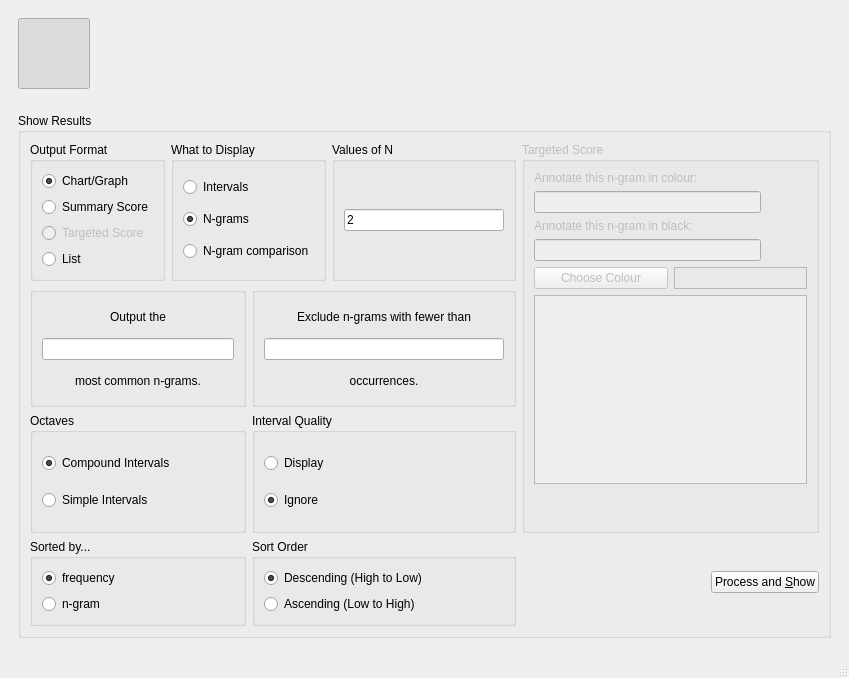
Before: the Qt Designer form gui_files/new_main_window.ui in ELVIS-Project/vis-framework, drawn with Qt 5.
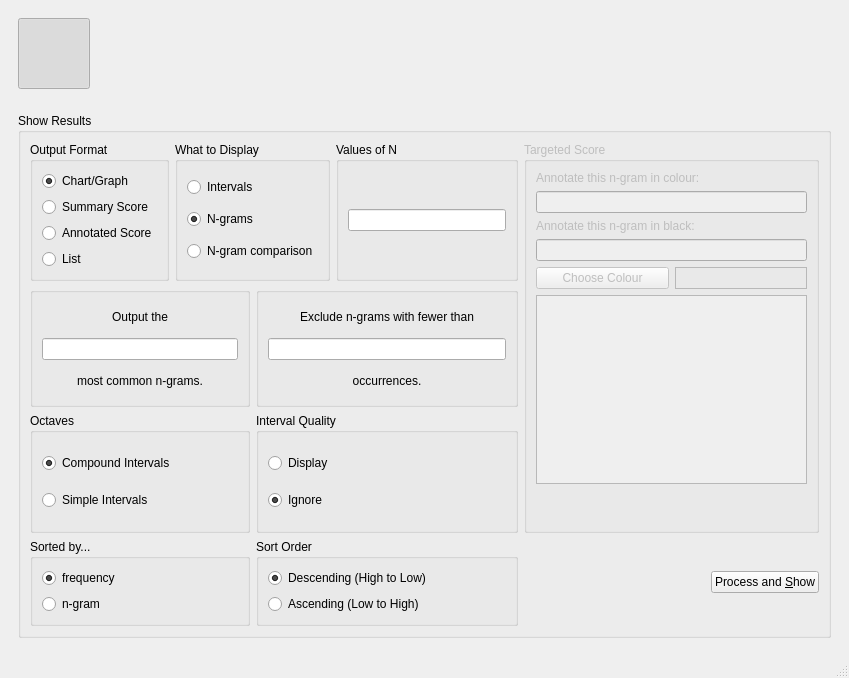
After: the same form once the commit is applied. Icons and pictures are not drawn.

Commit message: "Targeted/Annotated Score" Output mostly Works

Patch:
```diff
--- a/gui_files/new_main_window.ui
+++ b/gui_files/new_main_window.ui
@@ -645,11 +645,8 @@
               </item>
               <item>
                <widget class="QRadioButton" name="rdo_targeted_score">
-                <property name="enabled">
-                 <bool>false</bool>
-                </property>
                 <property name="text">
-                 <string>Targeted Score</string>
+                 <string>Annotated Score</string>
                 </property>
                </widget>
               </item>
@@ -729,11 +726,7 @@
              </property>
              <layout class="QVBoxLayout" name="verticalLayout_12">
               <item>
-               <widget class="QLineEdit" name="line_show_these_ns">
-                <property name="text">
-                 <string>2</string>
-                </property>
-               </widget>
+               <widget class="QLineEdit" name="line_show_these_ns"/>
               </item>
              </layout>
             </widget>
@@ -936,29 +929,11 @@
                </widget>
               </item>
               <item>
-               <layout class="QHBoxLayout" name="horizontalLayout_2">
-                <item>
-                 <widget class="QLineEdit" name="line_ngram_in_colour">
-                  <property name="alignment">
-                   <set>Qt::AlignLeading|Qt::AlignLeft|Qt::AlignVCenter</set>
-                  </property>
-                 </widget>
-                </item>
-                <item>
-                 <widget class="QPushButton" name="btn_ngram_in_colour">
-                  <property name="text">
-                   <string/>
-                  </property>
-                  <property name="icon">
-                   <iconset>
-                    <normaloff>:/icons/icons/list-add.png</normaloff>:/icons/icons/list-add.png</iconset>
-                  </property>
-                  <property name="flat">
-                   <bool>true</bool>
-                  </property>
-                 </widget>
-                </item>
-               </layout>
+               <widget class="QLineEdit" name="line_ngram_in_colour">
+                <property name="alignment">
+                 <set>Qt::AlignLeading|Qt::AlignLeft|Qt::AlignVCenter</set>
+                </property>
+               </widget>
               </item>
               <item>
                <widget class="QLabel" name="label_10">
@@ -971,25 +946,7 @@
                </widget>
               </item>
               <item>
-               <layout class="QHBoxLayout" name="horizontalLayout_5">
-                <item>
-                 <widget class="QLineEdit" name="line_ngram_in_black"/>
-                </item>
-                <item>
-                 <widget class="QPushButton" name="btn_ngram_in_black">
-                  <property name="text">
-                   <string/>
-                  </property>
-                  <property name="icon">
-                   <iconset>
-                    <normaloff>:/icons/icons/list-add.png</normaloff>:/icons/icons/list-add.png</iconset>
-                  </property>
-                  <property name="flat">
-                   <bool>true</bool>
-                  </property>
-                 </widget>
-                </item>
-               </layout>
+               <widget class="QLineEdit" name="line_ngram_in_black"/>
               </item>
               <item>
                <layout class="QHBoxLayout" name="horizontalLayout_6">
```
Left out of the diff: 12 changed lines with no effect on the pictures. The commit also changes 2 other files.
